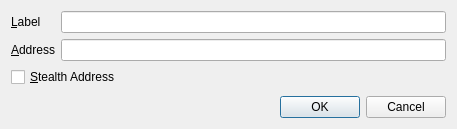
Old version of the form src/qt/forms/editaddressdialog.ui in the repository OpalCoin/OpalCoin.
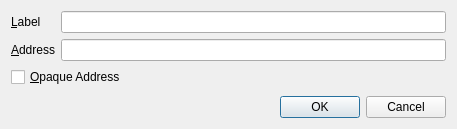
New version of the form.

```diff
--- a/src/qt/forms/editaddressdialog.ui
+++ b/src/qt/forms/editaddressdialog.ui
@@ -56,7 +56,7 @@
      <item row="2" column="0" colspan="2">
       <widget class="QCheckBox" name="stealthCB">
        <property name="text">
-        <string>&amp;Stealth Address</string>
+        <string>&amp;Opaque Address</string>
        </property>
       </widget>
      </item>
```
